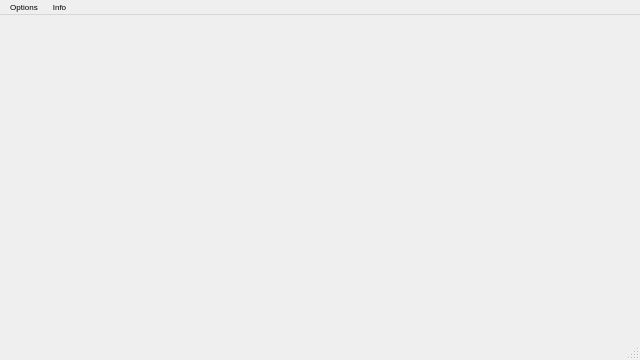
First picture: the form in mainwindow.ui, repository Tmroz21/Plane-Reservation-System, before the edit.
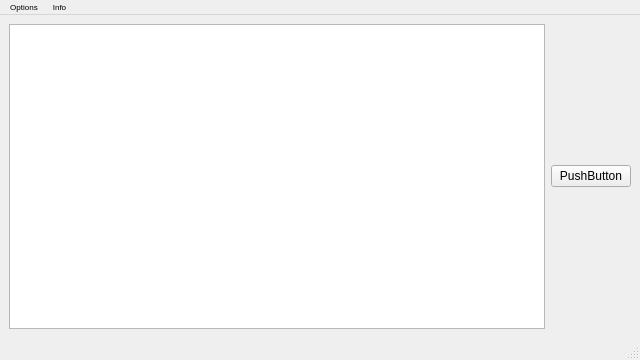
Second picture: the form after the edit.

Commit message: added funcionality to seat checkbox

Diff of the .ui file:
```diff
--- a/mainwindow.ui
+++ b/mainwindow.ui
@@ -25,7 +25,20 @@
   <property name="windowTitle">
    <string>MainWindow</string>
   </property>
-  <widget class="QWidget" name="Centralwidget"/>
+  <widget class="QWidget" name="Centralwidget">
+   <layout class="QHBoxLayout" name="horizontalLayout">
+    <item>
+     <widget class="QListWidget" name="listWidget"/>
+    </item>
+    <item>
+     <widget class="QPushButton" name="pushButton">
+      <property name="text">
+       <string>PushButton</string>
+      </property>
+     </widget>
+    </item>
+   </layout>
+  </widget>
   <widget class="QMenuBar" name="menubar">
    <property name="geometry">
     <rect>
```
The commit also changes 5 other files.
